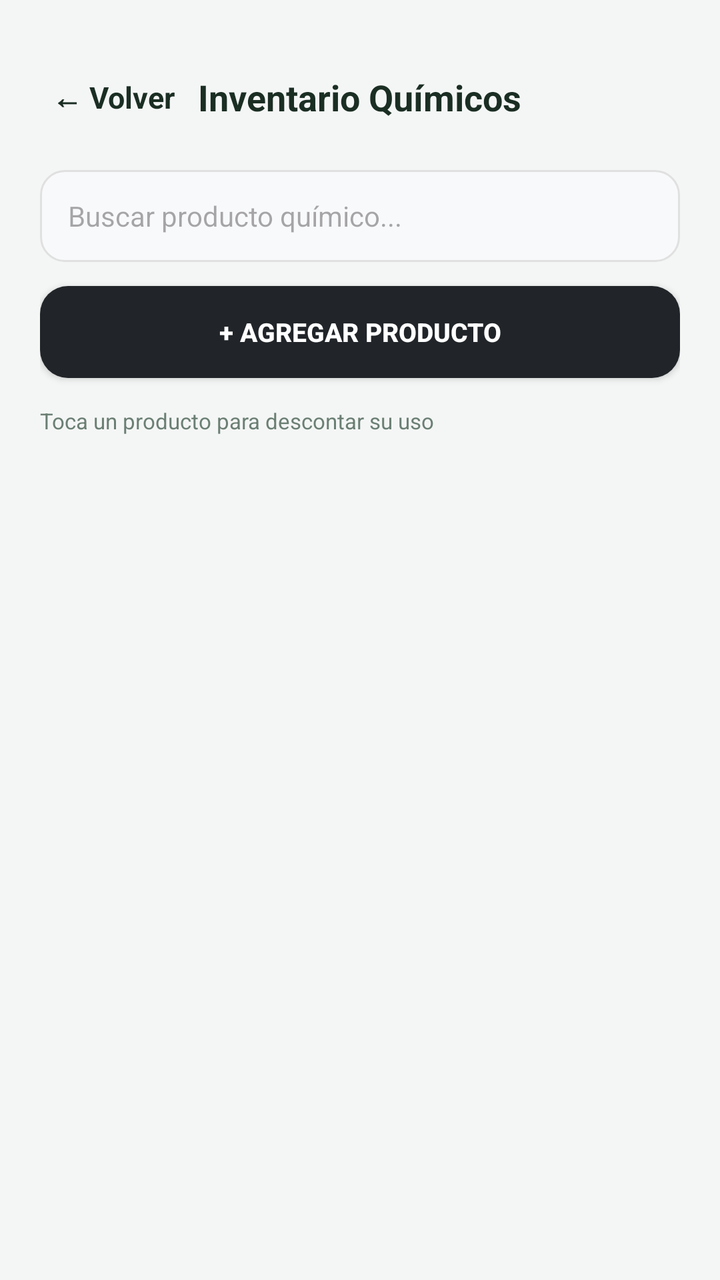
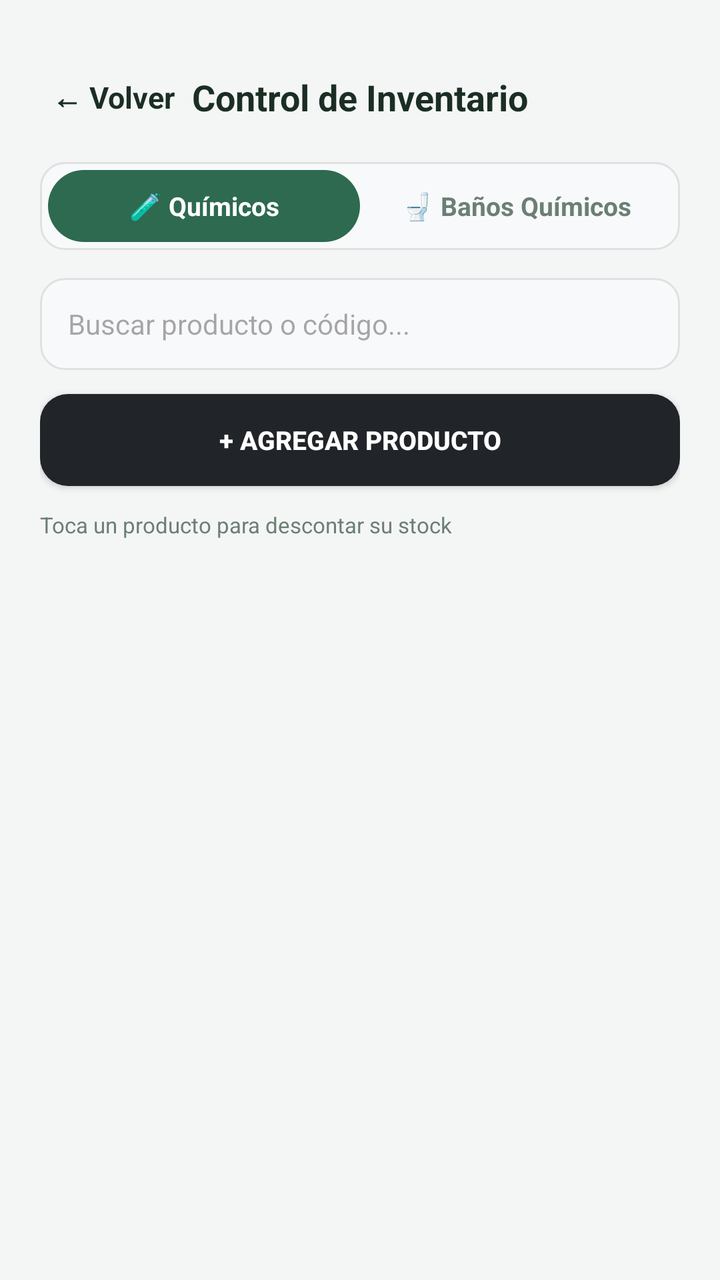

Two renders of the same Android screen: before a commit and after it. Below are the layout's source before the change and the commit's diff.
<!-- AndroidManifest.xml: application theme Theme.DesiertoTarapaca -->
<!-- res/layout/activity_inventario_quimicos.xml -->
<?xml version="1.0" encoding="utf-8"?>
<LinearLayout xmlns:android="http://schemas.android.com/apk/res/android"
    android:layout_width="match_parent"
    android:layout_height="match_parent"
    android:background="#F4F6F5"
    android:orientation="vertical"
    android:paddingHorizontal="20dp"
    android:paddingTop="32dp"
    android:paddingBottom="20dp">

    <RelativeLayout
        android:layout_width="match_parent"
        android:layout_height="wrap_content"
        android:layout_marginBottom="20dp">

        <TextView
            android:id="@+id/btnVolverInventario"
            android:layout_width="wrap_content"
            android:layout_height="wrap_content"
            android:layout_alignParentStart="true"
            android:layout_centerVertical="true"
            android:padding="6dp"
            android:text="← Volver"
            android:textColor="@color/text_main"
            android:textSize="15sp"
            android:textStyle="bold" />

        <TextView
            android:layout_width="wrap_content"
            android:layout_height="wrap_content"
            android:layout_centerInParent="true"
            android:text="Inventario Químicos"
            android:textColor="@color/text_main"
            android:textSize="18sp"
            android:textStyle="bold" />
    </RelativeLayout>

    <EditText
        android:id="@+id/etBuscarQuimico"
        android:layout_width="match_parent"
        android:layout_height="46dp"
        android:background="@drawable/bg_input_field"
        android:hint="Buscar producto químico..."
        android:paddingHorizontal="14dp"
        android:textColor="@color/text_main"
        android:textSize="14sp" />

    <androidx.appcompat.widget.AppCompatButton
        android:id="@+id/btnAgregarProducto"
        android:layout_width="match_parent"
        android:layout_height="46dp"
        android:layout_marginTop="12dp"
        android:background="@drawable/bg_btn_finalizar"
        android:text="+ AGREGAR PRODUCTO"
        android:textColor="@color/text_light"
        android:textSize="13sp"
        android:textStyle="bold" />

    <TextView
        android:layout_width="wrap_content"
        android:layout_height="wrap_content"
        android:layout_marginTop="14dp"
        android:layout_marginBottom="6dp"
        android:text="Toca un producto para descontar su uso"
        android:textColor="@color/text_muted"
        android:textSize="11sp" />

    <ScrollView
        android:layout_width="match_parent"
        android:layout_height="0dp"
        android:layout_weight="1"
        android:fillViewport="true">

        <LinearLayout
            android:id="@+id/contenedorListaQuimicos"
            android:layout_width="match_parent"
            android:layout_height="wrap_content"
            android:orientation="vertical" />
    </ScrollView>

</LinearLayout>
<!-- resources referenced by this layout -->
<resources>
  <color name="text_light">#FFFFFF</color>
  <color name="text_main">#1B2E24</color>
  <color name="text_muted">#6B7F74</color>
  <!-- drawable bg_btn_finalizar (drawable) -->
  <?xml version="1.0" encoding="utf-8"?>
  <ripple xmlns:android="http://schemas.android.com/apk/res/android"
      android:color="#000000">
      <item>
          <shape android:shape="rectangle">
              <solid android:color="@color/btn_dark_close" />
              <corners android:radius="14dp" />
          </shape>
      </item>
  </ripple>
  <!-- drawable bg_input_field (drawable) -->
  <?xml version="1.0" encoding="utf-8"?>
  <shape xmlns:android="http://schemas.android.com/apk/res/android"
      android:shape="rectangle">
      <solid android:color="#F8F9FA" />
      <stroke
          android:width="1dp"
          android:color="#E0E0E0" />
      <corners android:radius="12dp" />
  </shape>
  <style name="Theme.DesiertoTarapaca" parent="Base.Theme.DesiertoTarapaca" />
  <color name="btn_dark_close">#212529</color>
  <style name="Base.Theme.DesiertoTarapaca" parent="Theme.Material3.DayNight.NoActionBar">
          
          
      </style>
</resources>

<!-- the commit's change to res/layout/activity_inventario_quimicos.xml (unified diff, before → after) -->
@@ -11,7 +11,7 @@
     <RelativeLayout
         android:layout_width="match_parent"
         android:layout_height="wrap_content"
-        android:layout_marginBottom="20dp">
+        android:layout_marginBottom="16dp">
 
         <TextView
             android:id="@+id/btnVolverInventario"
@@ -26,21 +26,54 @@
             android:textStyle="bold" />
 
         <TextView
+            android:id="@+id/tvTituloInventario"
             android:layout_width="wrap_content"
             android:layout_height="wrap_content"
             android:layout_centerInParent="true"
-            android:text="Inventario Químicos"
+            android:text="Control de Inventario"
             android:textColor="@color/text_main"
             android:textSize="18sp"
             android:textStyle="bold" />
     </RelativeLayout>
+
+    <LinearLayout
+        android:layout_width="match_parent"
+        android:layout_height="44dp"
+        android:layout_marginBottom="14dp"
+        android:background="@drawable/bg_input_field"
+        android:orientation="horizontal"
+        android:padding="4dp">
+
+        <TextView
+            android:id="@+id/tabQuimicos"
+            android:layout_width="0dp"
+            android:layout_height="match_parent"
+            android:layout_weight="1"
+            android:gravity="center"
+            android:text="🧪 Químicos"
+            android:textColor="@color/text_light"
+            android:textSize="13sp"
+            android:textStyle="bold"
+            android:background="@drawable/bg_green_tile" />
+
+        <TextView
+            android:id="@+id/tabBanos"
+            android:layout_width="0dp"
+            android:layout_height="match_parent"
+            android:layout_weight="1"
+            android:gravity="center"
+            android:text="🚽 Baños Químicos"
+            android:textColor="@color/text_muted"
+            android:textSize="13sp"
+            android:textStyle="bold" />
+    </LinearLayout>
 
     <EditText
         android:id="@+id/etBuscarQuimico"
         android:layout_width="match_parent"
         android:layout_height="46dp"
         android:background="@drawable/bg_input_field"
-        android:hint="Buscar producto químico..."
+        android:hint="Buscar producto o código..."
         android:paddingHorizontal="14dp"
         android:textColor="@color/text_main"
         android:textSize="14sp" />
@@ -57,11 +90,12 @@
         android:textStyle="bold" />
 
     <TextView
+        android:id="@+id/tvSubtituloInstruccion"
         android:layout_width="wrap_content"
         android:layout_height="wrap_content"
-        android:layout_marginTop="14dp"
+        android:layout_marginTop="12dp"
         android:layout_marginBottom="6dp"
-        android:text="Toca un producto para descontar su uso"
+        android:text="Toca un producto para descontar su stock"
         android:textColor="@color/text_muted"
         android:textSize="11sp" />
 
<!-- resource entries referenced after the edit -->
@@ -14,6 +14,17 @@
           </shape>
       </item>
   </ripple>
+  <!-- drawable bg_green_tile (drawable) -->
+  <?xml version="1.0" encoding="utf-8"?>
+  <ripple xmlns:android="http://schemas.android.com/apk/res/android"
+      android:color="@color/green_tile_pressed">
+      <item>
+          <shape android:shape="rectangle">
+              <solid android:color="@color/green_tile" />
+              <corners android:radius="18dp" />
+          </shape>
+      </item>
+  </ripple>
   <!-- drawable bg_input_field (drawable) -->
   <?xml version="1.0" encoding="utf-8"?>
   <shape xmlns:android="http://schemas.android.com/apk/res/android"
@@ -26,6 +37,8 @@
   </shape>
   <style name="Theme.DesiertoTarapaca" parent="Base.Theme.DesiertoTarapaca" />
   <color name="btn_dark_close">#212529</color>
+  <color name="green_tile_pressed">#1B4332</color>
+  <color name="green_tile">#2D6A4F</color>
   <style name="Base.Theme.DesiertoTarapaca" parent="Theme.Material3.DayNight.NoActionBar">
           
           
